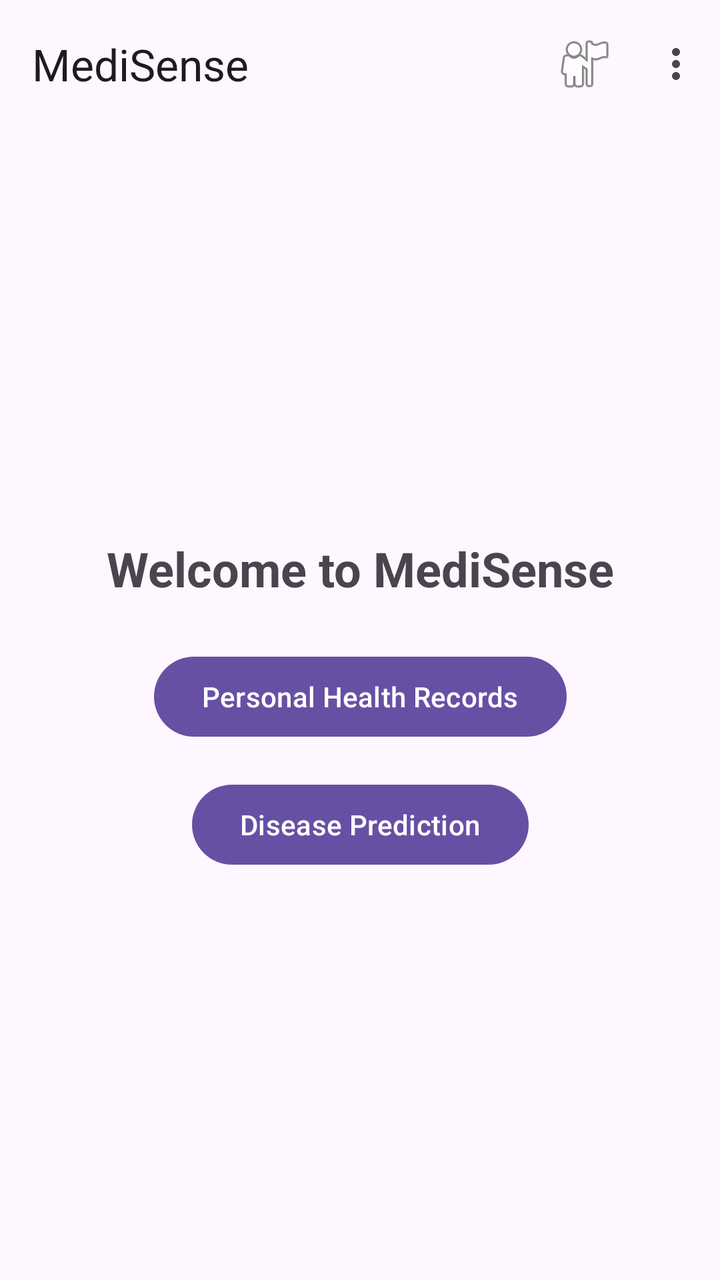
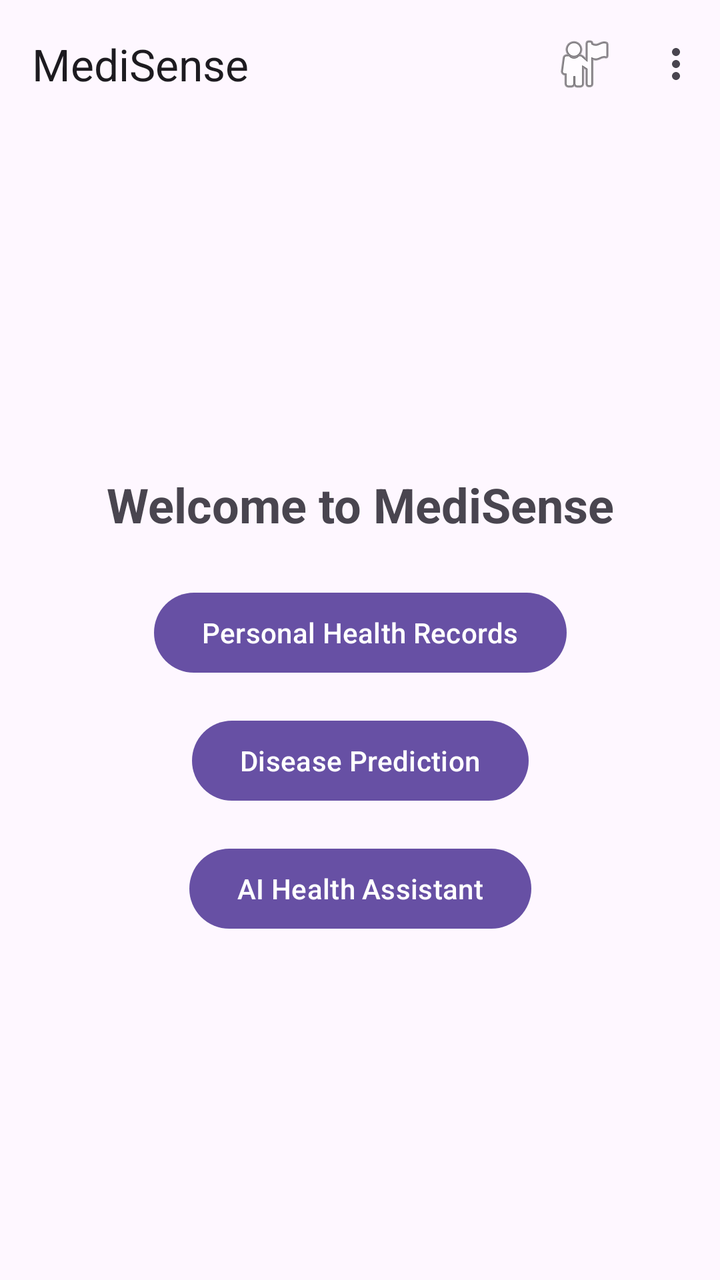

Screens rendered from an Android XML layout before and after an edit, with the pre-edit source and the edit as a unified diff.
<!-- AndroidManifest.xml: application theme Theme.Medisense -->
<!-- res/layout/fragment_dashboard.xml -->
<?xml version="1.0" encoding="utf-8"?>
<androidx.constraintlayout.widget.ConstraintLayout xmlns:android="http://schemas.android.com/apk/res/android"
    xmlns:app="http://schemas.android.com/apk/res-auto"
    xmlns:tools="http://schemas.android.com/tools"
    android:layout_width="match_parent"
    android:layout_height="match_parent"
    tools:context=".ui.dashboard.DashboardFragment">

    <com.google.android.material.appbar.AppBarLayout
        android:id="@+id/appBarLayout"
        android:layout_width="match_parent"
        android:layout_height="wrap_content"
        app:layout_constraintTop_toTopOf="parent">

        <com.google.android.material.appbar.MaterialToolbar
            android:id="@+id/toolbar"
            android:layout_width="match_parent"
            android:layout_height="?attr/actionBarSize"
            app:title="MediSense"
            app:menu="@menu/menu_dashboard" />
    </com.google.android.material.appbar.AppBarLayout>

    <TextView
        android:id="@+id/tv_welcome"
        android:layout_width="wrap_content"
        android:layout_height="wrap_content"
        android:text="@string/welcome_dashboard"
        android:textSize="24sp"
        android:textStyle="bold"
        app:layout_constraintBottom_toTopOf="@+id/btn_health_records"
        app:layout_constraintEnd_toEndOf="parent"
        app:layout_constraintStart_toStartOf="parent"
        app:layout_constraintTop_toBottomOf="@+id/appBarLayout"
        app:layout_constraintVertical_chainStyle="packed" />

    <com.google.android.material.button.MaterialButton
        android:id="@+id/btn_health_records"
        android:layout_width="wrap_content"
        android:layout_height="wrap_content"
        android:layout_marginTop="24dp"
        android:text="Personal Health Records"
        app:layout_constraintBottom_toTopOf="@+id/btn_disease_prediction"
        app:layout_constraintEnd_toEndOf="parent"
        app:layout_constraintStart_toStartOf="parent"
        app:layout_constraintTop_toBottomOf="@+id/tv_welcome" />

    <com.google.android.material.button.MaterialButton
        android:id="@+id/btn_disease_prediction"
        android:layout_width="wrap_content"
        android:layout_height="wrap_content"
        android:layout_marginTop="16dp"
        android:text="Disease Prediction"
        app:layout_constraintBottom_toBottomOf="parent"
        app:layout_constraintEnd_toEndOf="parent"
        app:layout_constraintStart_toStartOf="parent"
        app:layout_constraintTop_toBottomOf="@+id/btn_health_records" />

</androidx.constraintlayout.widget.ConstraintLayout>
<!-- resources referenced by this layout -->
<resources>
  <string name="welcome_dashboard">Welcome to MediSense</string>
  <style name="Theme.Medisense" parent="Theme.Material3.DayNight.NoActionBar">
          
          
      </style>
</resources>

<!-- the commit's change to res/layout/fragment_dashboard.xml (unified diff, before → after) -->
@@ -50,9 +50,20 @@
         android:layout_height="wrap_content"
         android:layout_marginTop="16dp"
         android:text="Disease Prediction"
-        app:layout_constraintBottom_toBottomOf="parent"
+        app:layout_constraintBottom_toTopOf="@+id/btn_ai_assistant"
         app:layout_constraintEnd_toEndOf="parent"
         app:layout_constraintStart_toStartOf="parent"
         app:layout_constraintTop_toBottomOf="@+id/btn_health_records" />
 
+    <com.google.android.material.button.MaterialButton
+        android:id="@+id/btn_ai_assistant"
+        android:layout_width="wrap_content"
+        android:layout_height="wrap_content"
+        android:layout_marginTop="16dp"
+        android:text="AI Health Assistant"
+        app:layout_constraintBottom_toBottomOf="parent"
+        app:layout_constraintEnd_toEndOf="parent"
+        app:layout_constraintStart_toStartOf="parent"
+        app:layout_constraintTop_toBottomOf="@+id/btn_disease_prediction" />
+
 </androidx.constraintlayout.widget.ConstraintLayout>
